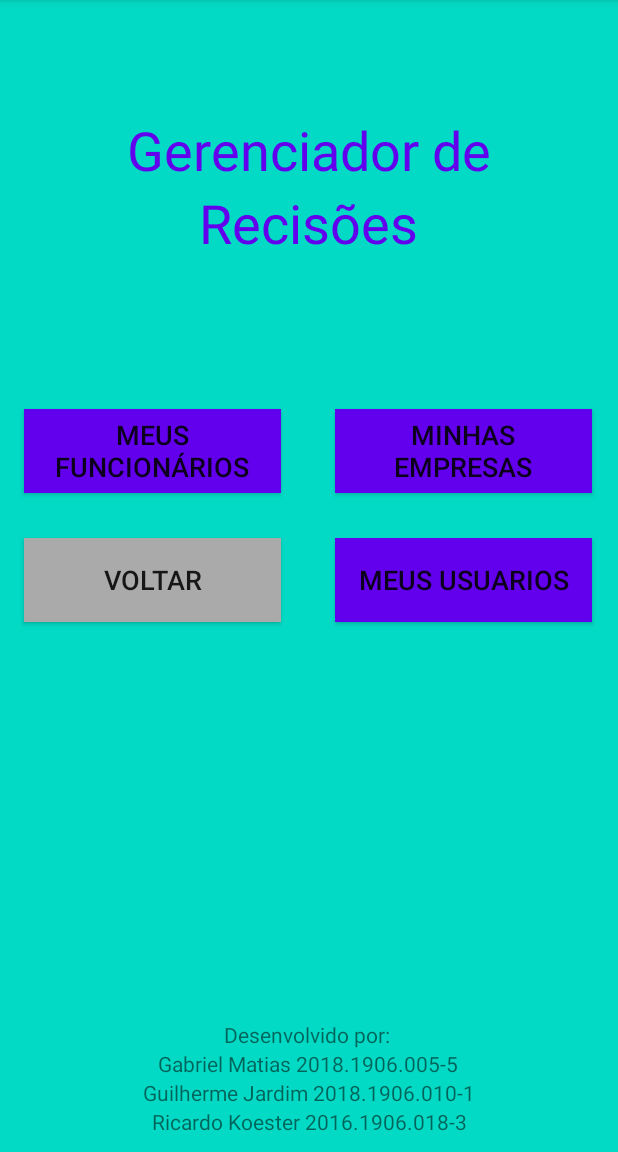
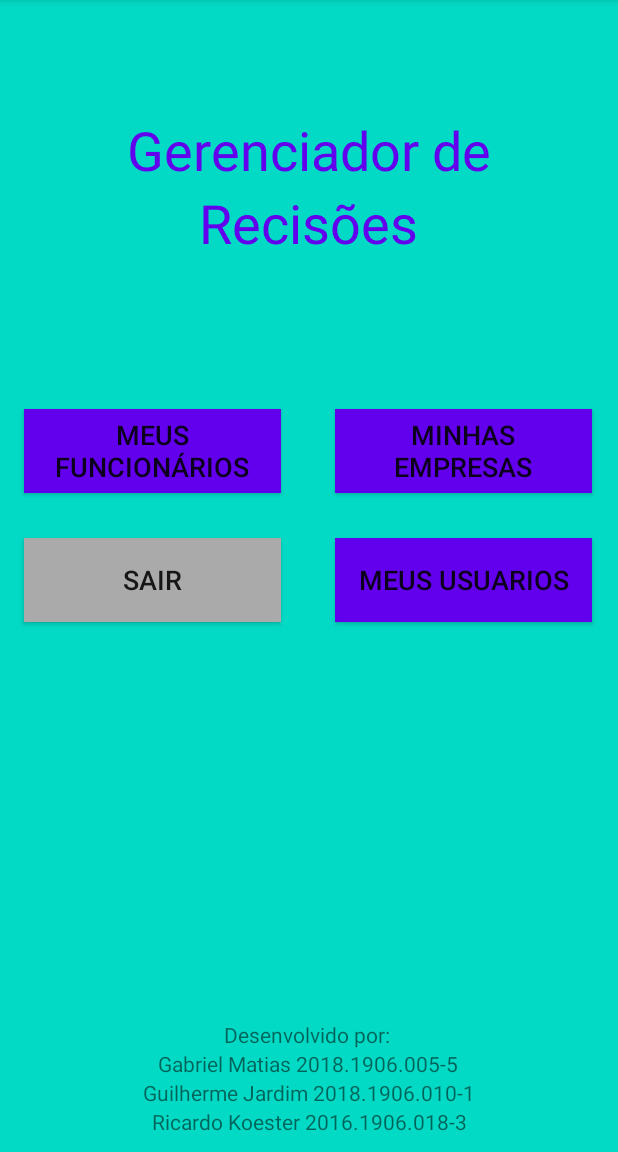
Before and after one commit to gabbmatias/RecisaoCalc, an Android app: the PaginaInicial screen opened directly, with no data from a screen before it, on a phone screen of 412 x 824 dp, the part 84-1236 px from its top. Run offline under Robolectric (Android 15) with nearby library versions, the phone set to English and light mode, and no system bars.

```diff
--- a/app/src/main/res/layout/pagina_inicial.xml
+++ b/app/src/main/res/layout/pagina_inicial.xml
@@ -65,7 +65,7 @@
         android:id="@+id/btnVoltar"
         android:background="@android:color/darker_gray"
         android:onClick="voltar"
-        android:text="Voltar"
+        android:text="Sair"
         android:layout_width="171dp"
         android:layout_height="56dp"
         android:layout_marginStart="16dp"
```
